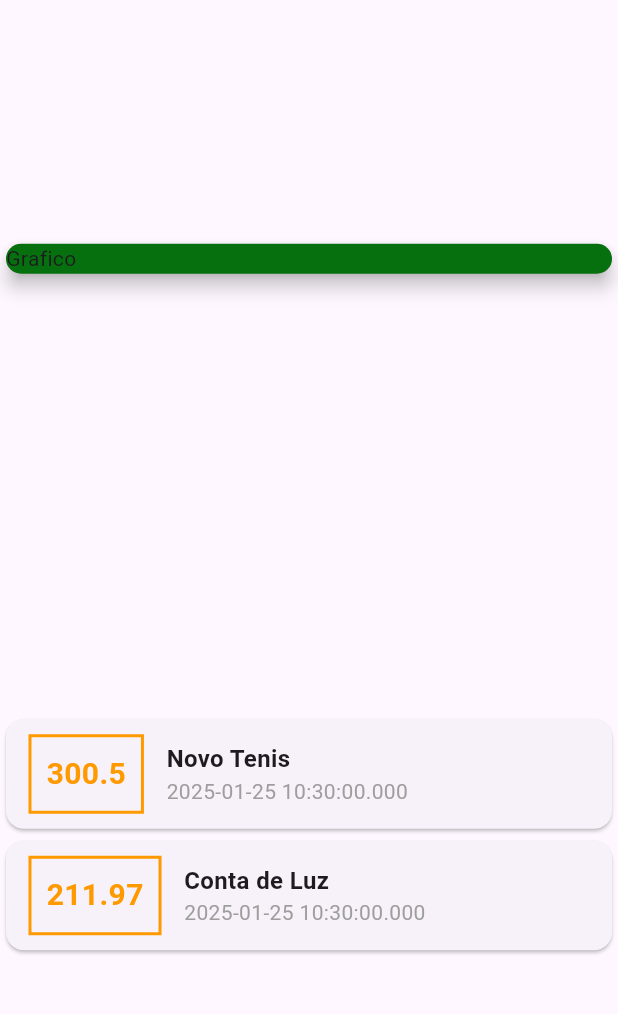
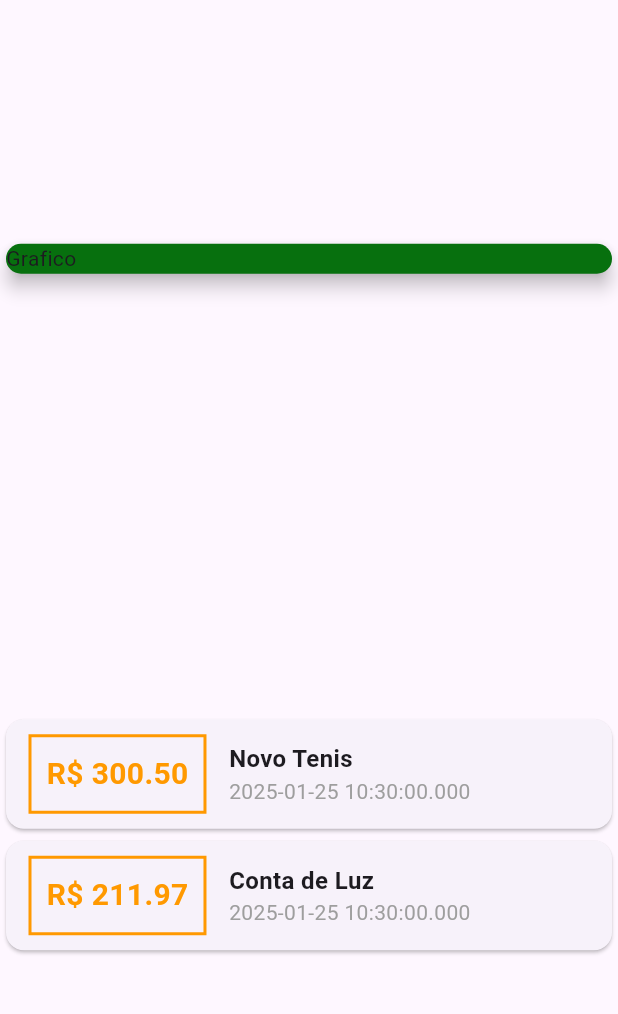
Before and after one commit to Leonardo-arau/DespesasApp, a Flutter app: the screen it shows after launch, on a phone screen of 412 x 824 dp, the part 63-1077 px from its top. Run offline on Flutter 3.47's test engine with Material 3 defaults, Android fonts, the phone set to English and light mode, and no system bars.

Commit message:
Usando Interpolação de Strings

```diff
--- a/lib/main.dart
+++ b/lib/main.dart
@@ -57,13 +57,12 @@ class MyHomePage extends StatelessWidget {
                           width: 2,
                         )),
                         padding: EdgeInsets.all(10),
-                        child: Text(tr.value.toString(),
+                        child: Text('R\$ ${tr.value.toStringAsFixed(2)}',
                             style: TextStyle(
                               fontWeight: FontWeight.bold,
                               fontSize: 20,
                               color: Color.fromARGB(255, 255, 153, 0),
-                            ))
-                    ),
+                            ))),
                     Column(
                       crossAxisAlignment: CrossAxisAlignment.start,
                       children: <Widget>[
```
Also changed, not shown: 3 other files. Lines whose indentation alone changed are shown as unchanged.
